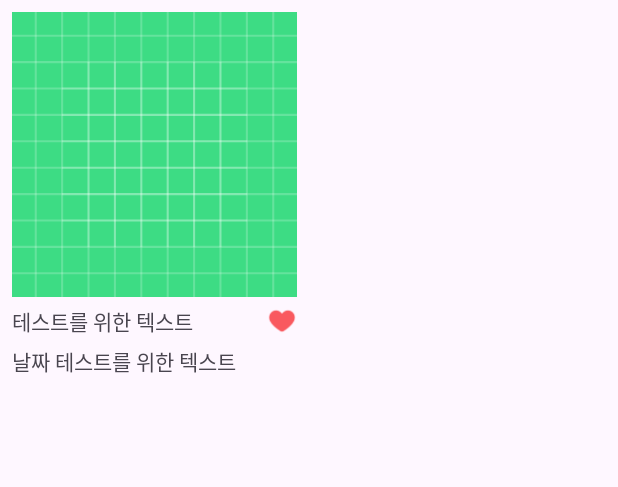
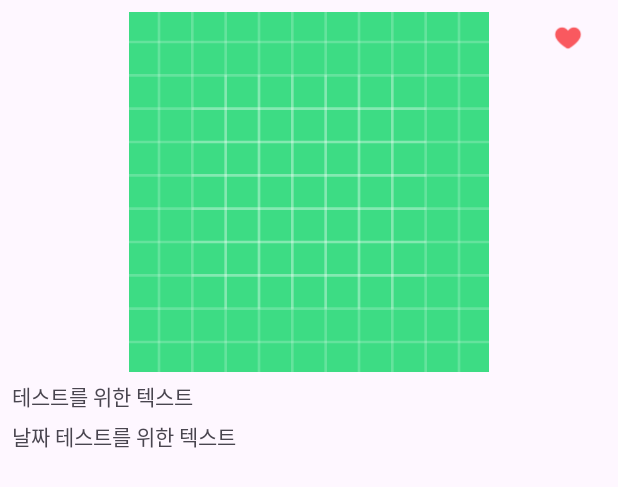
Before and after one commit to yspark2/image_search, an Android app: the layout item_repo.xml on its own in the app's theme, with its tools: preview values and no code run, on a phone screen of 412 x 824 dp. Shown: the top 487 px of the screen. Run offline under Robolectric (Android 15) with nearby library versions, the phone set to English and light mode, and no system bars; network calls fail.

Commit message:
[FEAT] : ⚙️

```diff
--- a/app/src/main/java/com/example/imagesearch/main/MainViewModel.kt
+++ b/app/src/main/java/com/example/imagesearch/main/MainViewModel.kt
@@ -11,7 +11,7 @@ class MainViewModel(private val repository: Repository): ViewModel() {
 
     fun searchImage(query: String){
         viewModelScope.launch {
-            val response = repository.searchImage(query, "accuracy")
+            val response = repository.searchImage(query, "recency ")
             myCustomPosts.value = response
         }
     }
--- a/app/src/main/java/com/example/imagesearch/main/Repository.kt
+++ b/app/src/main/java/com/example/imagesearch/main/Repository.kt
@@ -9,7 +9,7 @@ class Repository {
     suspend fun searchImage(query: String, sort: String): Response<ImageSearchResponse> {
         return RetrofitInstance.api.searchImage(
             apiKey,
-            query = query, sort = sort, page = 1, size = 20
+            query = query, sort = sort, page = 1, size = 80
         )
     }
 }
--- a/app/src/main/res/layout/item_repo.xml
+++ b/app/src/main/res/layout/item_repo.xml
@@ -5,26 +5,29 @@
     xmlns:app="http://schemas.android.com/apk/res-auto">
 
     <ImageView
-        android:id="@+id/item_home_iv"
-        android:layout_width="190dp"
-        android:layout_height="190dp"
+        android:id="@+id/item_repo_iv"
+        android:layout_width="match_parent"
+        android:layout_height="wrap_content"
+        android:adjustViewBounds="true"
         android:layout_margin="8dp"
-        android:scaleType="centerCrop"
+        android:scaleType="fitCenter"
+        android:maxHeight="240dp"
+        android:minHeight="30dp"
         android:src="@drawable/ic_launcher_background"
         app:layout_constraintStart_toStartOf="parent"
         app:layout_constraintTop_toTopOf="parent" />
 
     <ImageView
-        android:id="@+id/item_home_iv_love"
+        android:id="@+id/item_repo_iv_love"
         android:layout_width="20dp"
         android:layout_height="20dp"
+        android:layout_margin="15dp"
         android:src="@drawable/love_fill"
-        app:layout_constraintBottom_toBottomOf="@+id/item_home_tv_title"
-        app:layout_constraintEnd_toEndOf="@+id/item_home_iv"
-        app:layout_constraintTop_toTopOf="@+id/item_home_tv_title" />
+        app:layout_constraintEnd_toEndOf="@+id/item_repo_iv"
+        app:layout_constraintTop_toTopOf="parent" />
 
     <TextView
-        android:id="@+id/item_home_tv_title"
+        android:id="@+id/item_repo_tv_title"
         android:layout_width="wrap_content"
         android:layout_height="wrap_content"
         android:layout_marginStart="8dp"
@@ -32,10 +35,10 @@
         android:maxLines="1"
         android:text="테스트를 위한 텍스트"
         app:layout_constraintStart_toStartOf="parent"
-        app:layout_constraintTop_toBottomOf="@+id/item_home_iv" />
+        app:layout_constraintTop_toBottomOf="@+id/item_repo_iv" />
 
     <TextView
-        android:id="@+id/item_home_tv_date"
+        android:id="@+id/item_repo_tv_date"
         android:layout_width="wrap_content"
         android:layout_height="wrap_content"
         android:layout_marginStart="8dp"
@@ -43,6 +46,6 @@
         android:maxLines="1"
         android:text="날짜 테스트를 위한 텍스트"
         app:layout_constraintStart_toStartOf="parent"
-        app:layout_constraintTop_toBottomOf="@+id/item_home_tv_title" />
+        app:layout_constraintTop_toBottomOf="@+id/item_repo_tv_title" />
 
 </androidx.constraintlayout.widget.ConstraintLayout>
```
Also changed, not shown: app/src/main/java/com/example/imagesearch/home/HomeFragment.kt (+11 -1 lines), app/src/main/java/com/example/imagesearch/home/HomeListAdapter.kt (+32 -13 lines), app/src/main/java/com/example/imagesearch/home/HomeModel.kt (+8 -8 lines), app/src/main/java/com/example/imagesearch/main/MainActivity.kt (+24 -0 lines), app/src/main/java/com/example/imagesearch/repo/RepoFragment.kt (+44 -2 lines), app/src/main/java/com/example/imagesearch/repo/RepoListAdapter.kt (+16 -2 lines), app/src/main/java/com/example/imagesearch/repo/RepoModel.kt (+13 -1 lines), app/src/main/res/layout/item_home.xml (+9 -5 lines).
